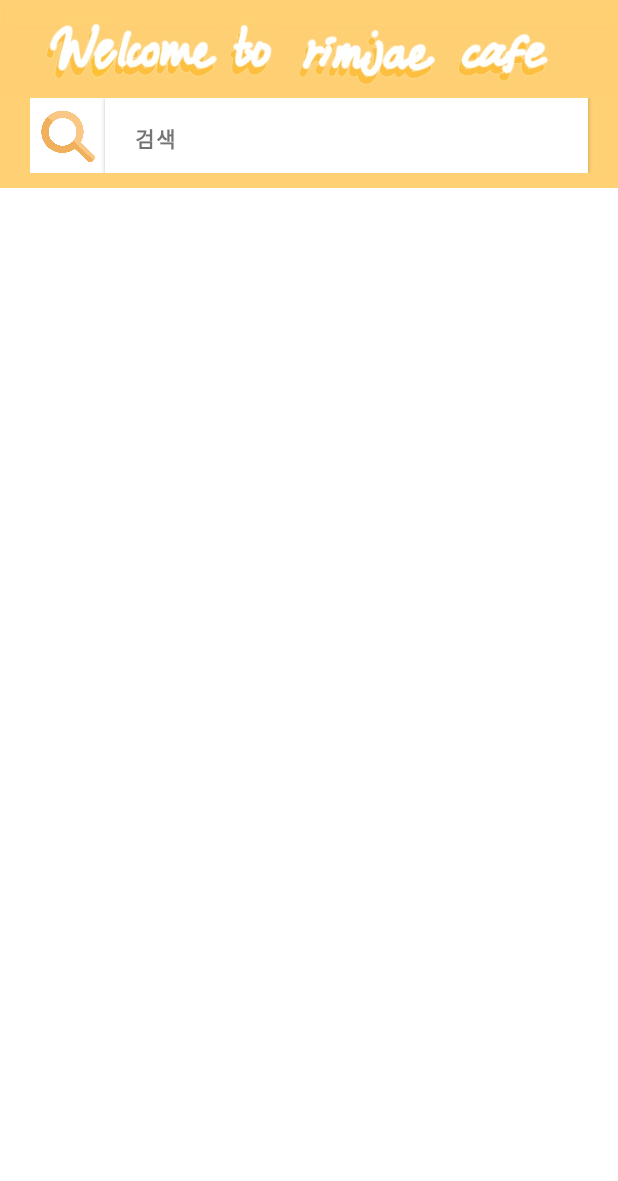
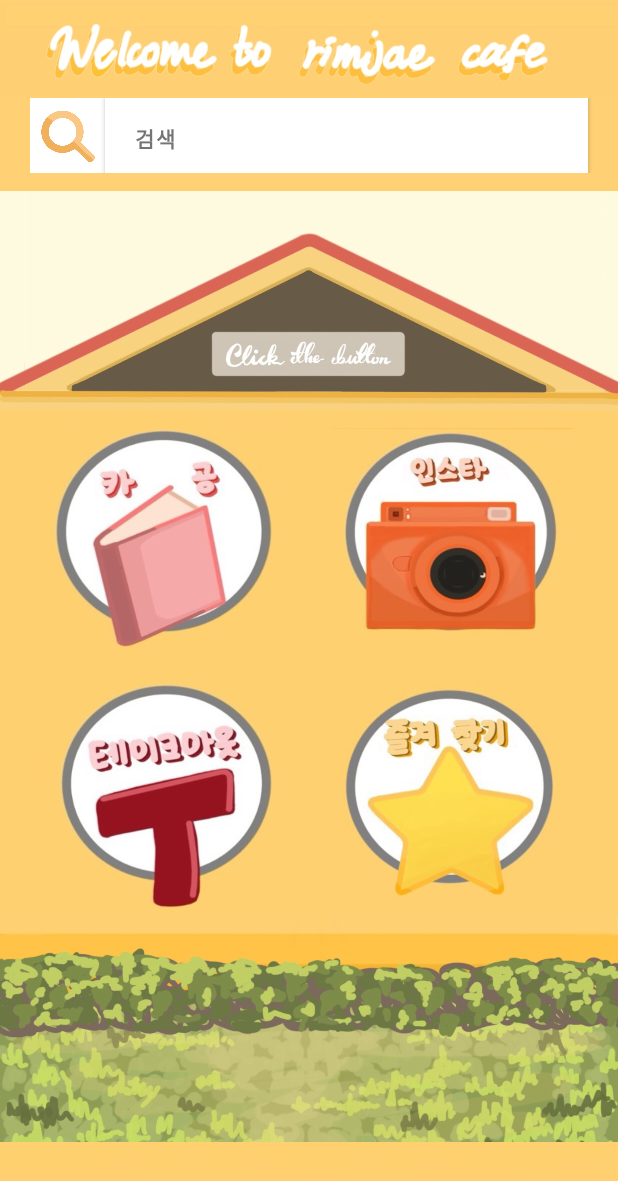
Before and after one commit to leejaejae/JBNU_CafeProject, an Android app: the screen it shows after launch (MainActivity), on a phone screen of 412 x 824 dp. Shown: the top 1181 px of the screen. Run offline under Robolectric (Android 15) with nearby library versions, the phone set to English and light mode, and no system bars.

Commit message:
메인 화면 수정

```diff
--- a/app/build.gradle
+++ b/app/build.gradle
@@ -34,7 +34,7 @@ dependencies {
     implementation 'com.google.android.material:material:1.6.1'
     implementation 'androidx.constraintlayout:constraintlayout:2.1.4'
     implementation 'com.google.firebase:firebase-firestore:21.4.0'
-    implementation 'android.recyclerview:recylerview:1.0.0'
+
     testImplementation 'junit:junit:4.13.2'
     androidTestImplementation 'androidx.test.ext:junit:1.1.3'
     androidTestImplementation 'androidx.test.espresso:espresso-core:3.4.0'
--- a/app/src/main/AndroidManifest.xml
+++ b/app/src/main/AndroidManifest.xml
@@ -1,8 +1,6 @@
 <?xml version="1.0" encoding="utf-8"?>
 <manifest xmlns:android="http://schemas.android.com/apk/res/android"
     package="com.jaejae.cafe_jaerim">
-    xmlns:tools="http://schemas.android.com/tools">
-
     <application
         android:allowBackup="true"
         android:icon="@mipmap/ic_launcher"
--- a/app/src/main/java/com/jaejae/cafe_jaerim/MainActivity.java
+++ b/app/src/main/java/com/jaejae/cafe_jaerim/MainActivity.java
@@ -38,10 +38,6 @@ public class MainActivity extends AppCompatActivity {
         imageView = findViewById(R.id.imageView);
         imageView1 = findViewById(R.id.imageView1);
         imageView2 = findViewById(R.id.imageView2);
-        imageView3 = findViewById(R.id.imageView3);
-        imageView6 = findViewById(R.id.imageView6);
-        imageView7 = findViewById(R.id.imageView7);
-        imageView10 = findViewById(R.id.imageView10);
         imageView11 = findViewById(R.id.imageView11);
 
         button_search.setOnClickListener(new View.OnClickListener() {
--- a/app/src/main/res/layout/activity_main.xml
+++ b/app/src/main/res/layout/activity_main.xml
@@ -5,7 +5,8 @@
     android:layout_width="match_parent"
     android:layout_height="match_parent"
     tools:context=".MainActivity"
-    android:orientation="horizontal">
+    android:orientation="vertical"
+    android:background="@drawable/background">
 
 
     <LinearLayout
@@ -49,9 +50,8 @@
                 android:textStyle="bold"
                 tools:ignore="TextContrastCheck" />
         </LinearLayout>
+    </LinearLayout>
 
-
-    </LinearLayout>
 
     <ImageView
         android:id="@+id/imageView2"
@@ -61,15 +61,9 @@
 
     <LinearLayout
         android:layout_width="match_parent"
-        android:layout_height="150dp"
-        android:orientation="horizontal">
-
-        <ImageView
-            android:id="@+id/imageView3"
-            android:layout_width="50dp"
-            android:layout_height="wrap_content"
-            android:layout_weight="1"
-            app:srcCompat="@drawable/background" />
+        android:layout_height="170dp"
+        android:orientation="horizontal"
+        android:paddingTop="10dp">
 
         <ImageButton
             android:id="@+id/button_studycafe"
@@ -78,70 +72,48 @@
             android:layout_weight="1"
             android:background="@drawable/study"
             android:scaleType="fitCenter"
-            tools:ignore="SpeakableTextPresentCheck"/>
-
-        <Space
-            android:layout_width="30dp"
-            android:layout_height="wrap_content"
-            android:layout_weight="1" />
+            android:layout_marginLeft="30dp"
+            android:layout_marginRight="15dp"
+            tools:ignore="SpeakableTextPresentCheck" />
 
         <ImageButton
             android:id="@+id/button_instagram"
             android:layout_width="150dp"
             android:layout_height="150dp"
             android:layout_weight="1"
+            android:layout_marginRight="30dp"
+            android:layout_marginLeft="15dp"
             android:scaleType="fitCenter"
             android:background="@drawable/photozone"
             tools:ignore="SpeakableTextPresentCheck" />
+    </LinearLayout>
 
-        <ImageView
-            android:id="@+id/imageView6"
-            android:layout_width="50dp"
-            android:layout_height="wrap_content"
-            android:layout_weight="1"
-            app:srcCompat="@drawable/background" />
-
-    </LinearLayout>
 
     <LinearLayout
         android:layout_width="match_parent"
-        android:layout_height="150dp"
-        android:orientation="horizontal">
-
-        <ImageView
-            android:id="@+id/imageView7"
-            android:layout_width="50dp"
-            android:layout_height="wrap_content"
-            android:layout_weight="1"
-            app:srcCompat="@drawable/background" />
+        android:layout_height="160dp"
+        android:orientation="horizontal"
+        android:paddingTop="10dp">
 
         <ImageButton
             android:id="@+id/button_takeout"
             android:layout_width="150dp"
             android:layout_height="150dp"
             android:layout_weight="1"
+            android:layout_marginLeft="30dp"
+            android:layout_marginRight="15dp"
             android:background="@drawable/takeout"
             tools:ignore="SpeakableTextPresentCheck" />
-
-        <Space
-            android:layout_width="30dp"
-            android:layout_height="wrap_content"
-            android:layout_weight="1" />
 
         <ImageButton
             android:id="@+id/button_bookmark"
             android:layout_width="150dp"
             android:layout_height="150dp"
             android:layout_weight="1"
+            android:layout_marginRight="30dp"
+            android:layout_marginLeft="15dp"
             android:background="@drawable/bookmark"
             tools:ignore="SpeakableTextPresentCheck" />
-
-        <ImageView
-            android:id="@+id/imageView10"
-            android:layout_width="50dp"
-            android:layout_height="wrap_content"
-            android:layout_weight="1"
-            app:srcCompat="@drawable/background" />
 
     </LinearLayout>
 
```
Also changed, not shown: app/src/main/java/com/jaejae/cafe_jaerim/SearchList.java (+69 -23 lines).
